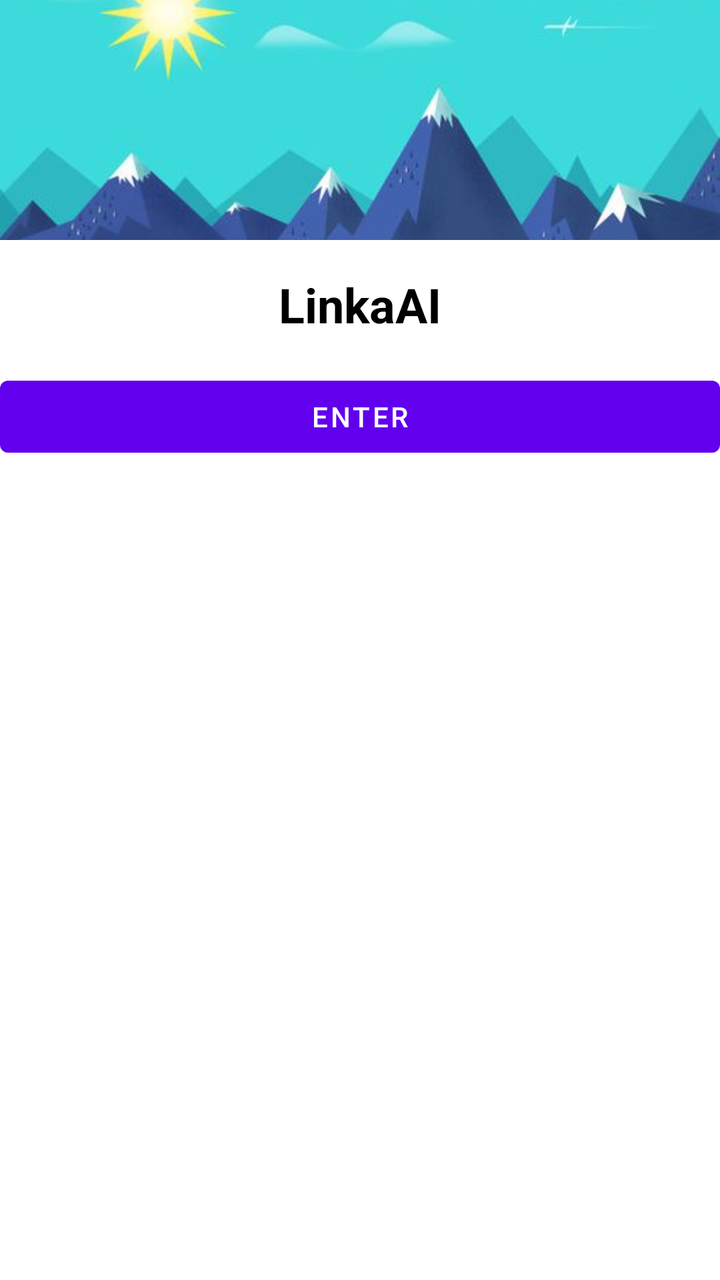
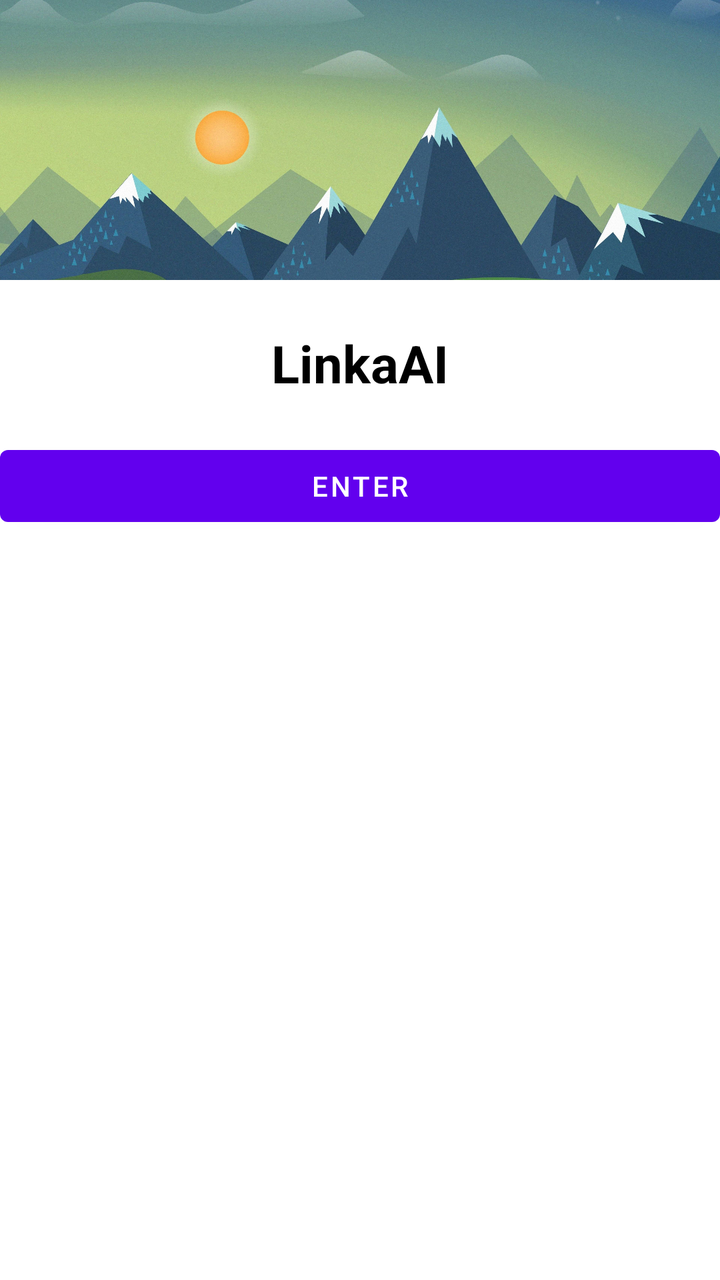

Compare the two renders of this Android layout. The source of the first and the diff that turns it into the second are given below.
<!-- AndroidManifest.xml: fallback theme Theme.MaterialComponents.DayNight.NoActionBar -->
<!-- res/layout/login.xml -->
<?xml version="1.0" encoding="utf-8"?>
<LinearLayout xmlns:android="http://schemas.android.com/apk/res/android"
    android:orientation="vertical"
    android:layout_width="fill_parent"
    android:layout_height="fill_parent"
    android:gravity="center_horizontal"
    android:background="#FFFFFF">

    <ImageView
        android:id="@+id/imgLandscape"
        android:layout_width="fill_parent"
        android:layout_height="120dp"
        android:scaleType="centerCrop"
        android:src="@drawable/landscape" />

    <TextView
        android:id="@+id/txtHome"
        android:layout_width="wrap_content"
        android:layout_height="wrap_content"
        android:text="LinkaAI"
        android:textSize="24sp"
        android:textStyle="bold"
        android:layout_gravity="center"
        android:textColor="#000000"
        android:layout_marginTop="16dp" /> 

    <Button
        android:id="@+id/btnEnter"
        android:text="Enter"
        android:layout_width="fill_parent"
        android:layout_height="wrap_content" 
        android:layout_gravity="center"
        android:layout_marginTop="16dp" />

</LinearLayout>
<!-- resources referenced by this layout -->
<resources>
  <!-- drawable landscape: jpg bitmap (drawable-hdpi, 6049 bytes) -->
</resources>

<!-- the commit's change to res/layout/login.xml (unified diff, before → after) -->
@@ -3,33 +3,38 @@
     android:orientation="vertical"
     android:layout_width="fill_parent"
     android:layout_height="fill_parent"
-    android:gravity="center_horizontal"
     android:background="#FFFFFF">
 
     <ImageView
         android:id="@+id/imgLandscape"
         android:layout_width="fill_parent"
-        android:layout_height="120dp"
+        android:layout_height="140dp"
         android:scaleType="centerCrop"
         android:src="@drawable/landscape" />
 
-    <TextView
-        android:id="@+id/txtHome"
-        android:layout_width="wrap_content"
-        android:layout_height="wrap_content"
-        android:text="LinkaAI"
-        android:textSize="24sp"
-        android:textStyle="bold"
-        android:layout_gravity="center"
-        android:textColor="#000000"
-        android:layout_marginTop="16dp" /> 
+    <LinearLayout
+        android:layout_width="fill_parent"
+        android:layout_height="fill_parent"
+        android:orientation="vertical"
+        android:gravity="center_horizontal"
+        android:paddingTop="24dp">
 
-    <Button
-        android:id="@+id/btnEnter"
-        android:text="Enter"
-        android:layout_width="fill_parent"
-        android:layout_height="wrap_content" 
-        android:layout_gravity="center"
-        android:layout_marginTop="16dp" />
+        <TextView
+            android:id="@+id/txtHome"
+            android:layout_width="wrap_content"
+            android:layout_height="wrap_content"
+            android:text="LinkaAI"
+            android:textSize="26sp"
+            android:textStyle="bold"
+            android:textColor="#000000" />
+
+        <Button
+            android:id="@+id/btnEnter"
+            android:layout_width="fill_parent"
+            android:layout_height="wrap_content"
+            android:text="Enter"
+            android:layout_marginTop="20dp" />
+
+    </LinearLayout>
 
 </LinearLayout>
<!-- resource entries referenced after the edit -->
@@ -1,5 +1,5 @@
 <!-- resources referenced by this layout -->
 <resources>
-  <!-- drawable landscape: jpg bitmap (drawable-hdpi, 6049 bytes) -->
+  <!-- drawable landscape: jpg bitmap (drawable-hdpi, 188252 bytes) -->
 </resources>
 
